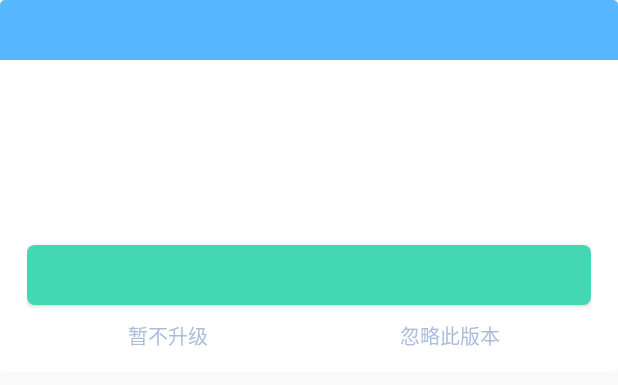
After one commit to chunychj/Boli_zhou, an Android app: the layout bdp_update_activity_confirm_dialog.xml on its own in the app's theme, with its tools: preview values and no code run, on a phone screen of 412 x 824 dp. The commit adds this screen. Shown: the top 385 px of the screen. Run offline under Robolectric (Android 15) with nearby library versions, the phone set to English and light mode, and no system bars.

Commit message:
1：修改百度自动更新的问题

```diff
--- a/app/src/main/java/boli/ychj/boli_zhou/MainActivity.java
+++ b/app/src/main/java/boli/ychj/boli_zhou/MainActivity.java
@@ -1,6 +1,5 @@
 package boli.ychj.boli_zhou;
 
-import android.app.ProgressDialog;
 import android.os.Bundle;
 import android.support.design.widget.FloatingActionButton;
 import android.support.design.widget.NavigationView;
@@ -23,7 +22,7 @@ public class MainActivity extends AppCompatActivity
         implements NavigationView.OnNavigationItemSelectedListener {
 
     private Toolbar mToolbar;
-    private ProgressDialog dialog;
+
 
     /**
      * SDK初始化建议放在启动页
@@ -63,8 +62,7 @@ public class MainActivity extends AppCompatActivity
 
         switchToBook();
 
-        dialog = new ProgressDialog(this);
-        dialog.setIndeterminate(true);
+
 
       //  BDAutoUpdateSDK.silenceUpdateAction(this);
 
@@ -86,14 +84,14 @@ public class MainActivity extends AppCompatActivity
 
         @Override
         public void onCheckComplete() {
-            dialog.dismiss();
+          //  dialog.dismiss();
         }
 
     }
 
     @Override
     protected void onDestroy() {
-        dialog.dismiss();
+
         super.onDestroy();
     }
 
@@ -164,6 +162,7 @@ public class MainActivity extends AppCompatActivity
 
         //noinspection SimplifiableIfStatement
         if (id == R.id.action_settings) {
+            BDAutoUpdateSDK.uiUpdateAction(this, new MyUICheckUpdateCallback());
             return true;
         }
 
@@ -184,9 +183,10 @@ public class MainActivity extends AppCompatActivity
             switchToBook3();
         } else if (id == R.id.nav_manage) {
             switchToBook2();
-        } else if (id == R.id.nav_yudiao) {
-            switchToBook5();
         }
+//        else if (id == R.id.nav_yudiao) {
+//            switchToBook5();
+//        }
 
         DrawerLayout drawer = (DrawerLayout) findViewById(R.id.drawer_layout);
         drawer.closeDrawer(GravityCompat.START);
--- /dev/null
+++ b/app/src/main/res/layout/bdp_update_activity_confirm_dialog.xml
@@ -0,0 +1,99 @@
+<?xml version="1.0" encoding="utf-8"?>
+<LinearLayout xmlns:android="http://schemas.android.com/apk/res/android"
+    android:layout_width="match_parent"
+    android:layout_height="wrap_content"
+    android:orientation="vertical"
+    android:background="@null" >
+
+    <TextView
+        android:id="@+id/txt_title"
+        android:layout_width="match_parent"
+        android:layout_height="40dip"
+        android:paddingLeft="18dip"
+        android:gravity="center_vertical"
+        android:textColor="#ffffffff"
+        android:textSize="16sp"
+        android:background="@drawable/bdp_update_bg_dialog_title"
+        />
+
+    <LinearLayout
+        android:layout_width="match_parent"
+        android:layout_height="wrap_content"
+        android:paddingLeft="18dip"
+        android:paddingRight="18dip"
+        android:paddingTop="16dip"
+        android:paddingBottom="14dip"
+        android:background="@drawable/bdp_update_bg_dialog_content"
+        android:orientation="vertical">
+
+        <TextView
+            android:id="@+id/txt_main_tip"
+            android:layout_width="match_parent"
+            android:layout_height="wrap_content"
+            android:layout_marginBottom="14dip"
+            android:singleLine="true"
+            android:ellipsize="end"
+            android:textColor="#ff58b6ff"
+            android:textSize="14sp"
+            />
+
+        <ScrollView
+	        android:layout_width="match_parent"
+	        android:layout_height="64dip"
+	        android:layout_marginBottom="10dip"
+	        android:fadingEdge="vertical"
+	        android:fadingEdgeLength="20dip"
+	        android:requiresFadingEdge="vertical"
+	        >
+
+	        <TextView
+	            android:id="@+id/txt_minor_tip"
+	            android:layout_width="match_parent"
+	            android:layout_height="wrap_content"
+	            android:textColor="#ff333333"
+	            android:textSize="13sp"
+	            />
+	    </ScrollView>
+
+        <Button
+            android:id="@+id/btn_action_1"
+            android:layout_width="match_parent"
+            android:layout_height="40dip"
+            android:layout_marginBottom="10dip"
+            android:textColor="#ffffffff"
+            android:textSize="14sp"
+            android:background="@drawable/bdp_update_bg_dialog_btn"
+            />
+
+        <LinearLayout
+            android:id="@+id/lin_other_btns"
+            android:layout_width="match_parent"
+            android:layout_height="wrap_content"
+            android:weightSum="2"
+            android:gravity="center"
+            android:orientation="horizontal">
+
+            <TextView
+                android:id="@+id/txt_action_2"
+                android:layout_width="0dip"
+                android:layout_height="wrap_content"
+                android:layout_weight="1"
+                android:textColor="#ffabbed9"
+                android:textSize="13sp"
+                android:gravity="center"
+                android:text="@string/bdp_update_not_now"
+                />
+
+            <TextView
+                android:id="@+id/txt_action_3"
+                android:layout_width="0dip"
+                android:layout_height="wrap_content"
+                android:layout_weight="1"
+                android:textColor="#ffabbed9"
+                android:textSize="13sp"
+                android:gravity="center"
+                android:text="@string/bdp_update_ignore"
+                />
+        </LinearLayout>
+    </LinearLayout>
+</LinearLayout>
--- a/app/src/main/res/menu/activity_main_drawer.xml
+++ b/app/src/main/res/menu/activity_main_drawer.xml
@@ -19,10 +19,7 @@
             android:icon="@drawable/ic_menu_camera"
             android:title="大理石纹"/>
 
-        <item
-            android:id="@+id/nav_yudiao"
-            android:icon="@drawable/ic_menu_camera"
-            android:title="玉雕系列"/>
+
     </group>
 
 
--- /dev/null
+++ b/app/src/main/res/values/bdp_update_strings.xml
@@ -0,0 +1,26 @@
+<resources>
+
+    <string name="bdp_update_request_net_error">网络错误，请重试</string>
+
+    <string name="bdp_update_title_download">发现新版本</string>
+    <string name="bdp_update_title_install">发现新版本安装包</string>
+    <string name="bdp_update_title_as">提示</string>
+    <string name="bdp_update_download_main_tip">%1$s → %2$s / %3$s</string>
+    <string name="bdp_update_install_main_tip">%1$s → %2$s</string>
+    <string name="bdp_update_minor_tip">更新内容：</string>
+    <string name="bdp_update_action_download">立即升级</string>
+    <string name="bdp_update_action_install">立即安装</string>
+    <string name="bdp_update_not_now">暂不升级</string>
+    <string name="bdp_update_ignore">忽略此版本</string>
+
+    <string name="bdp_update_new_download">发现新版本，点击更新</string>
+    <string name="bdp_update_download_complete">新版本下载完成，点击安装</string>
+
+    <string name="bdp_update_as_notify_title">百度手机助手</string>
+    <string name="bdp_update_as_notify_tip">百度手机助手</string>
+    <string name="bdp_update_as_download_complete">百度手机助手下载完成</string>
+    <string name="bdp_update_as_install_tip">推荐您使用百度手机助手进行升级。您尚未安装百度手机助手，请先安装。</string>
+    <string name="bdp_update_as_action_install">安装</string>
+    <string name="bdp_update_as_action_cancel">取消</string>
+
+</resources>
--- a/app/src/main/res/values/strings.xml
+++ b/app/src/main/res/values/strings.xml
@@ -48,4 +48,8 @@
     <string name="title_activity_zoom">ZoomActivity</string>
 
 
+
+
+
+
 </resources>
```
